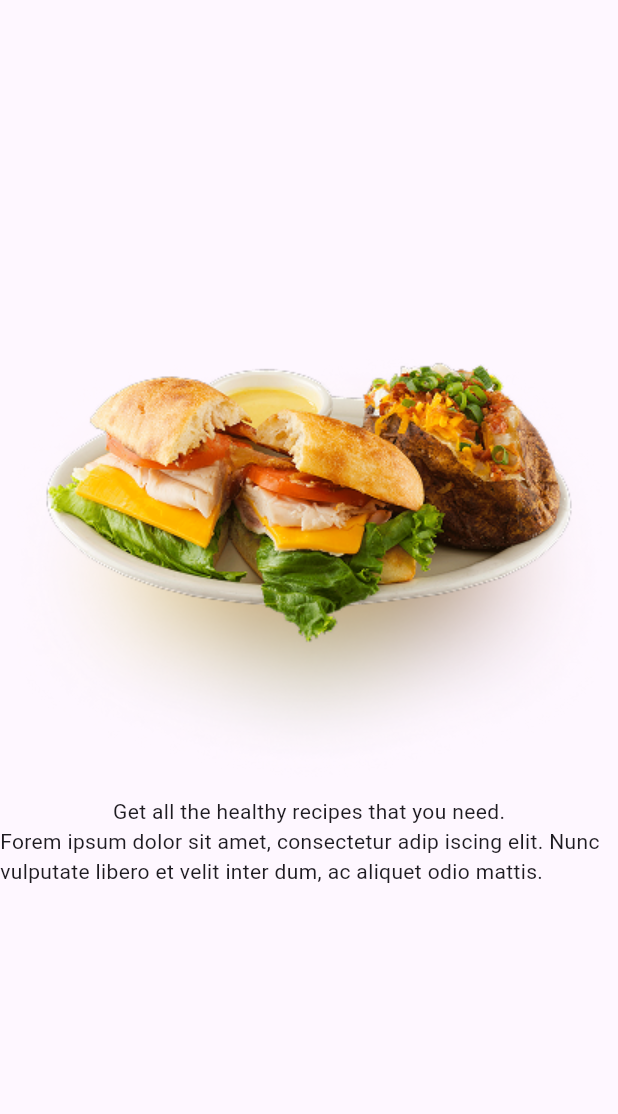
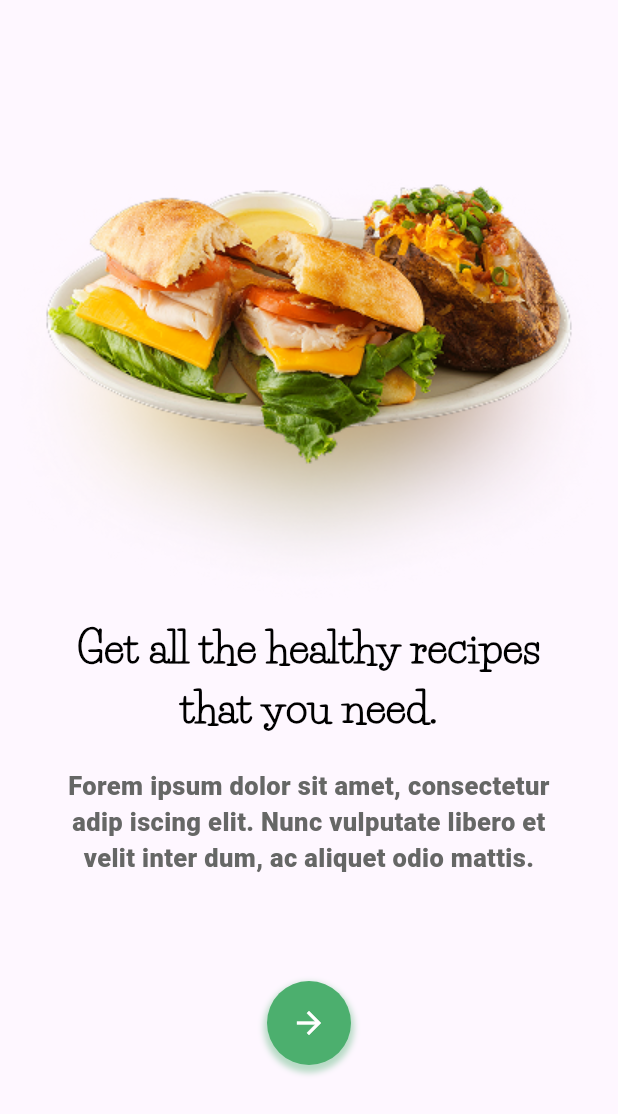
Before and after one commit to Hasnainbangash/Flutter_Recipe_Sharing_App_Task_Work, a Flutter app: the screen it shows after launch, on a phone screen of 412 x 824 dp. Shown: the top 1114 px of the screen. Run offline on Flutter 3.47's test engine with Material 3 defaults, Android fonts, the phone set to English and light mode, and no system bars.

Commit message:
Splash view screen design work almost done

```diff
--- a/lib/views/splash_view.dart
+++ b/lib/views/splash_view.dart
@@ -11,15 +11,69 @@ class _SplashViewState extends State<SplashView> {
   @override
   Widget build(BuildContext context) {
     return Scaffold(
-      body: Column(
-        mainAxisAlignment: MainAxisAlignment.center,
-        children: [
-          Image.asset('images/image1.png'),
+      body: Center(
+        child: Column(
+          mainAxisAlignment: MainAxisAlignment.center,
+          crossAxisAlignment: CrossAxisAlignment.center,
+          children: [
+            Image.asset('images/image1.png'),
 
-          Text('Get all the healthy recipes that you need.'),
+            SizedBox(height: 0),
 
-          Text('Forem ipsum dolor sit amet, consectetur adip iscing elit. Nunc vulputate libero et velit inter dum, ac aliquet odio mattis.')
-        ],
+            Container(
+              width: 350,
+              child: Column(
+                children: [
+                  Text(
+                      'Get all the healthy recipes that you need.',
+                      textAlign: TextAlign.center,
+                      style: TextStyle(
+                          fontSize: 28,
+                          fontFamily: 'LifeSavers',
+                          color: Colors.black,
+                          fontWeight: FontWeight.w800,
+                      )
+                  ),
+
+                  SizedBox(height: 20),
+
+                  Text(
+                      'Forem ipsum dolor sit amet, consectetur adip iscing elit. Nunc vulputate libero et velit inter dum, ac aliquet odio mattis.',
+                      textAlign: TextAlign.center,
+                      style: TextStyle(
+                          fontSize: 17,
+                          color: Color(0xFF666766),
+                          fontWeight: FontWeight.w800
+                      )
+                  ),
+                ],
+              ),
+            ),
+
+            SizedBox(height: 70),
+
+            Container(
+              width: 56,
+              height: 56,
+              decoration: BoxDecoration(
+                color: Color(0xFF4CAF6E),
+                shape: BoxShape.circle,
+                boxShadow: [
+                  BoxShadow(
+                    color: Color(0xFF4CAF6E).withOpacity(0.4),
+                    spreadRadius: 2,
+                    blurRadius: 3,
+                    offset: Offset(0, 3),
+                  )
+                ]
+              ),
+              child: IconButton(
+                  onPressed: (){},
+                  icon: Icon(Icons.arrow_forward, color: Colors.white)
+              ),
+            ),
+          ],
+        ),
       ),
     );
   }
```
